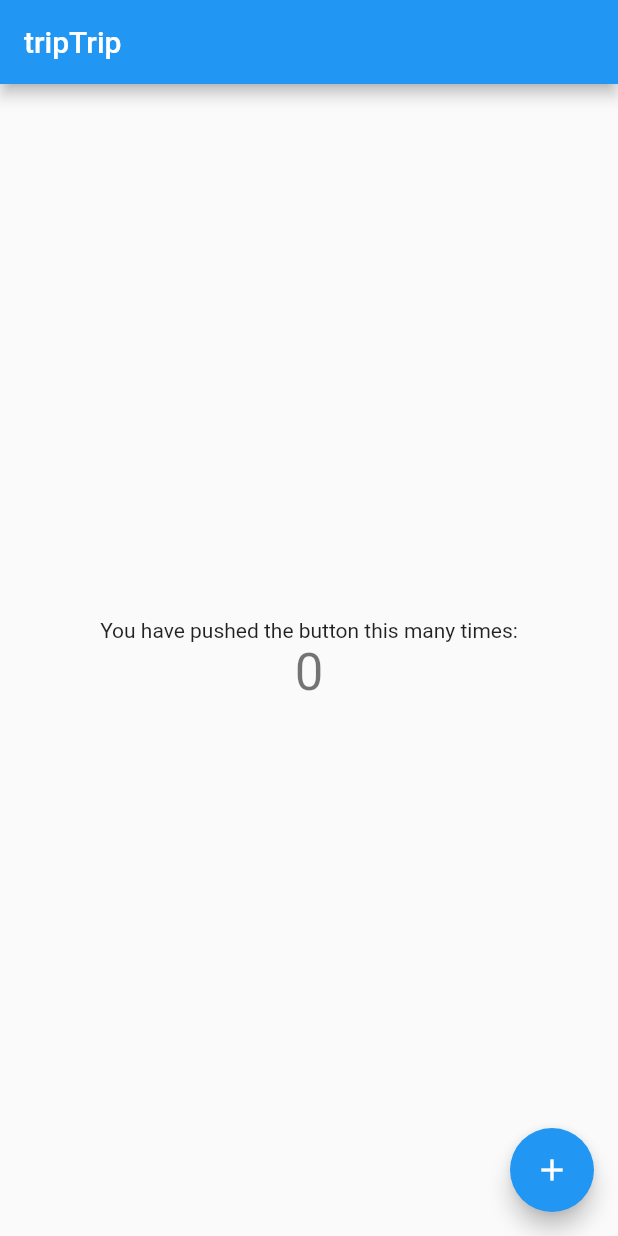
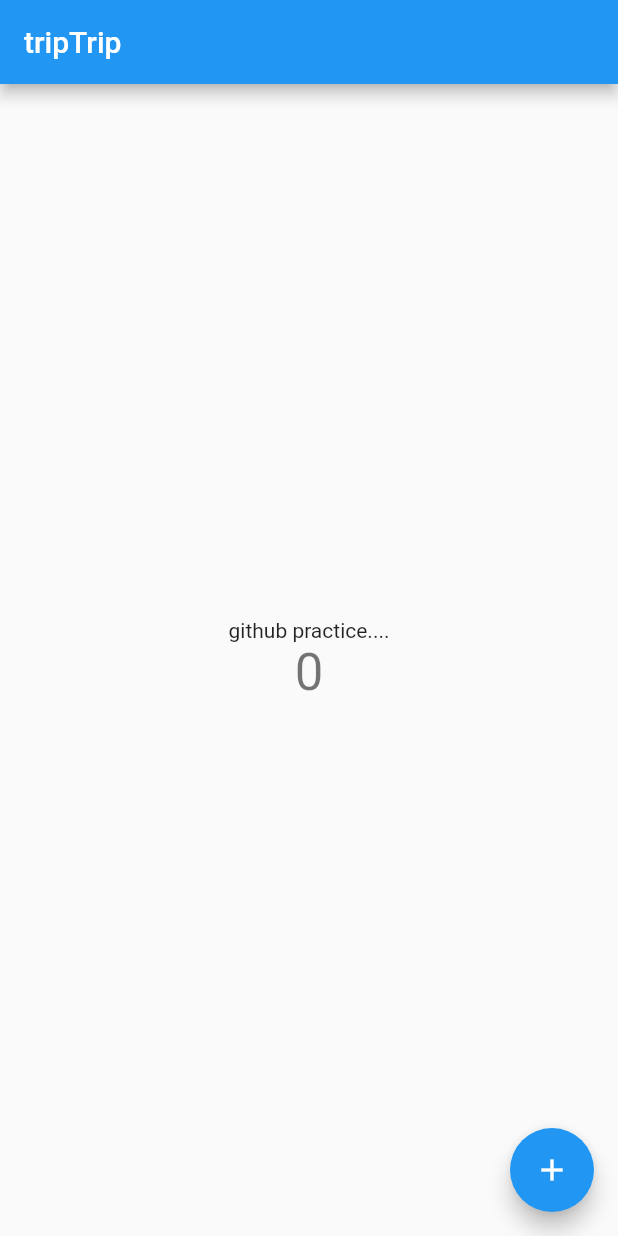
Before and after one commit to HyeunKim/tripTrip, a Flutter app: the screen it shows after launch, on a phone screen of 412 x 824 dp. Run offline on Flutter 3.47's test engine with Material 2 defaults, Android fonts, the phone set to English and light mode, and no system bars.

Commit message:
practice 2..

```diff
--- a/lib/main.dart
+++ b/lib/main.dart
@@ -96,7 +96,7 @@ class _MyHomePageState extends State<MyHomePage> {
           mainAxisAlignment: MainAxisAlignment.center,
           children: <Widget>[
             const Text(
-              'You have pushed the button this many times:',
+              'github practice....',
             ),
             Text(
               '$_counter',
```
